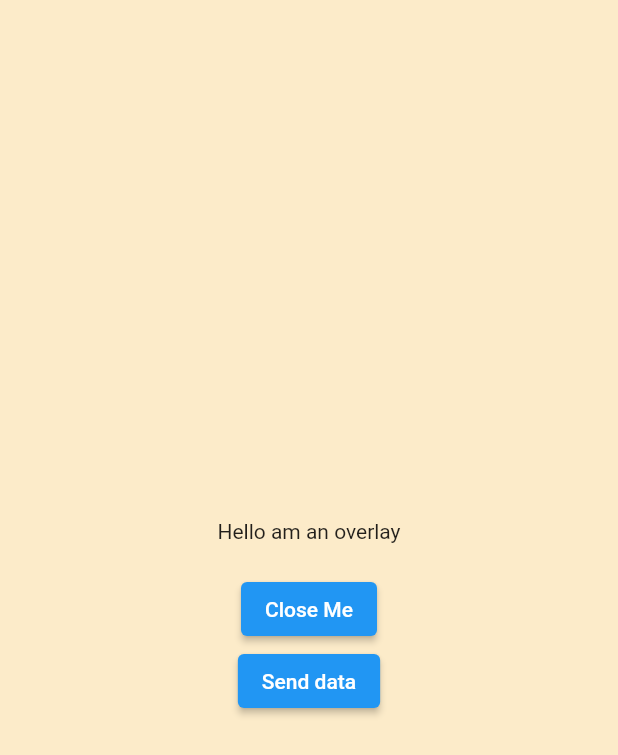
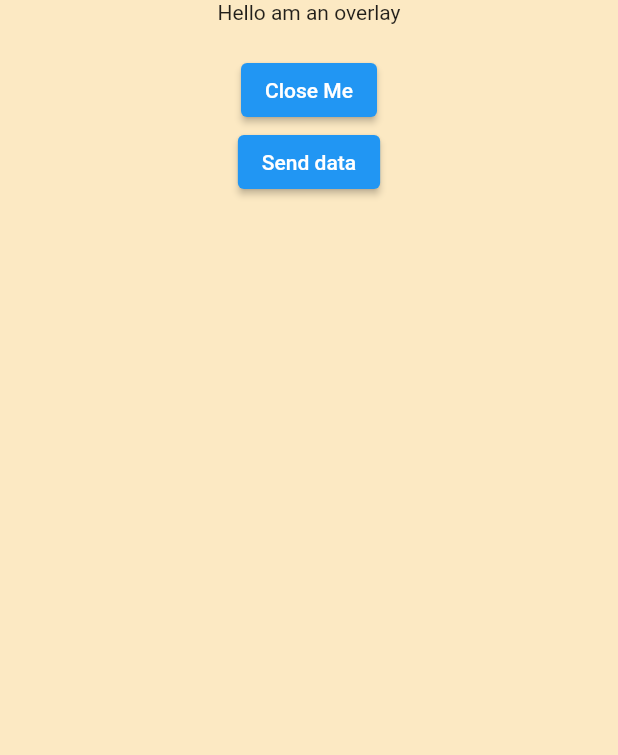
Before and after one commit to spankders/flutter_overlay_window, a Flutter app: the OverlayWindow widget shown alone on an empty page, opened directly, on a phone screen of 412 x 824 dp. Shown: the top 755 px of the screen. Run offline on Flutter 3.47's test engine with Material 2 defaults, Android fonts, the phone set to English and light mode, and no system bars.

```diff
--- a/example/lib/main.dart
+++ b/example/lib/main.dart
@@ -48,7 +48,7 @@ class _MyAppState extends State<MyApp> {
               const SizedBox(height: 10.0),
               TextButton(
                 onPressed: () async {
-                  final bool res =
+                  final bool? res =
                       await FlutterOverlayWindow.requestPermession();
                   log("status: $res");
                 },
@@ -57,7 +57,7 @@ class _MyAppState extends State<MyApp> {
               const SizedBox(height: 10.0),
               TextButton(
                 onPressed: () async {
-                  await FlutterOverlayWindow.showOverlay();
+                  await FlutterOverlayWindow.showOverlay(height: 280);
                 },
                 child: const Text("Show Overlay"),
               ),
--- a/example/lib/overlay.dart
+++ b/example/lib/overlay.dart
@@ -26,7 +26,8 @@ class _OverlayWindowState extends State<OverlayWindow> {
       elevation: 0.0,
       child: Container(
         height: MediaQuery.of(context).size.height,
-        color: const Color(0xFFFFD580).withOpacity(0.4),
+        color: const Color(0xFFFFD580).withOpacity(0.45),
+        child: SingleChildScrollView(
           child: Center(
             child: Column(
               mainAxisAlignment: MainAxisAlignment.center,
@@ -52,6 +53,7 @@ class _OverlayWindowState extends State<OverlayWindow> {
             ),
           ),
         ),
+      ),
     );
   }
 }
--- a/lib/flutter_overlay_window.dart
+++ b/lib/flutter_overlay_window.dart
@@ -39,9 +39,9 @@ class FlutterOverlayWindow {
     }
   }
 
-  static Future<bool> requestPermession() async {
+  static Future<bool?> requestPermession() async {
     try {
-      return await _channel.invokeMethod('requestPermission');
+      return await _channel.invokeMethod<bool?>('requestPermission');
     } on PlatformException catch (error) {
       log("Error requestPermession: $error");
       rethrow;
```
Also changed, not shown: 3 other files. Lines whose indentation alone changed are shown as unchanged.
